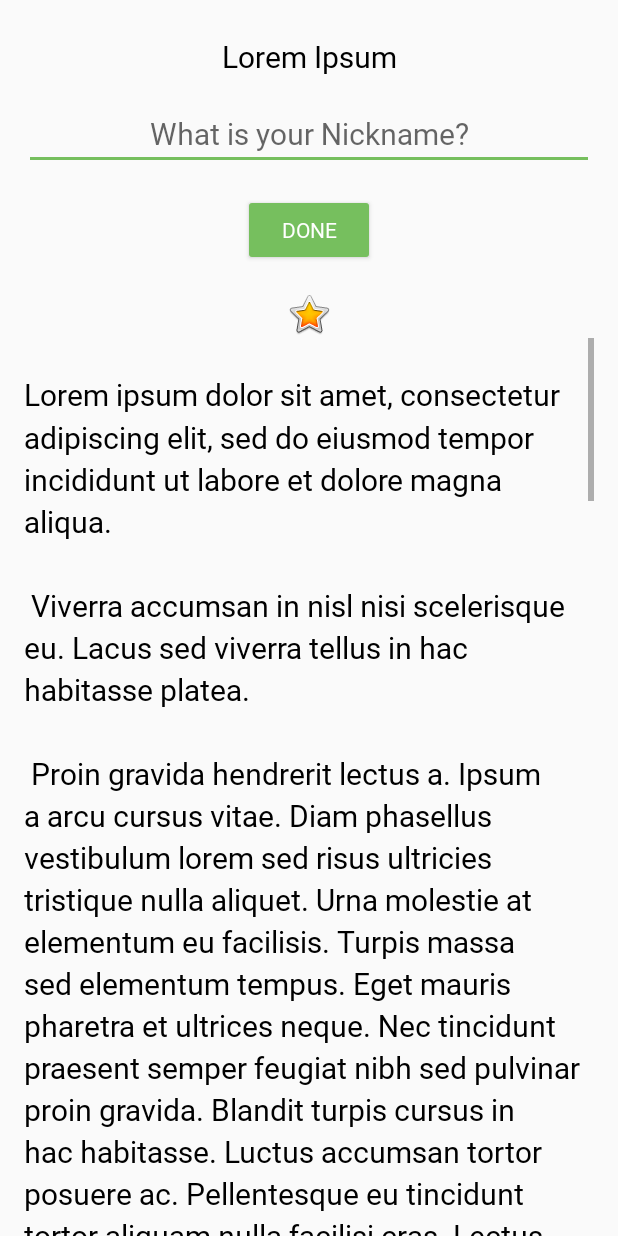
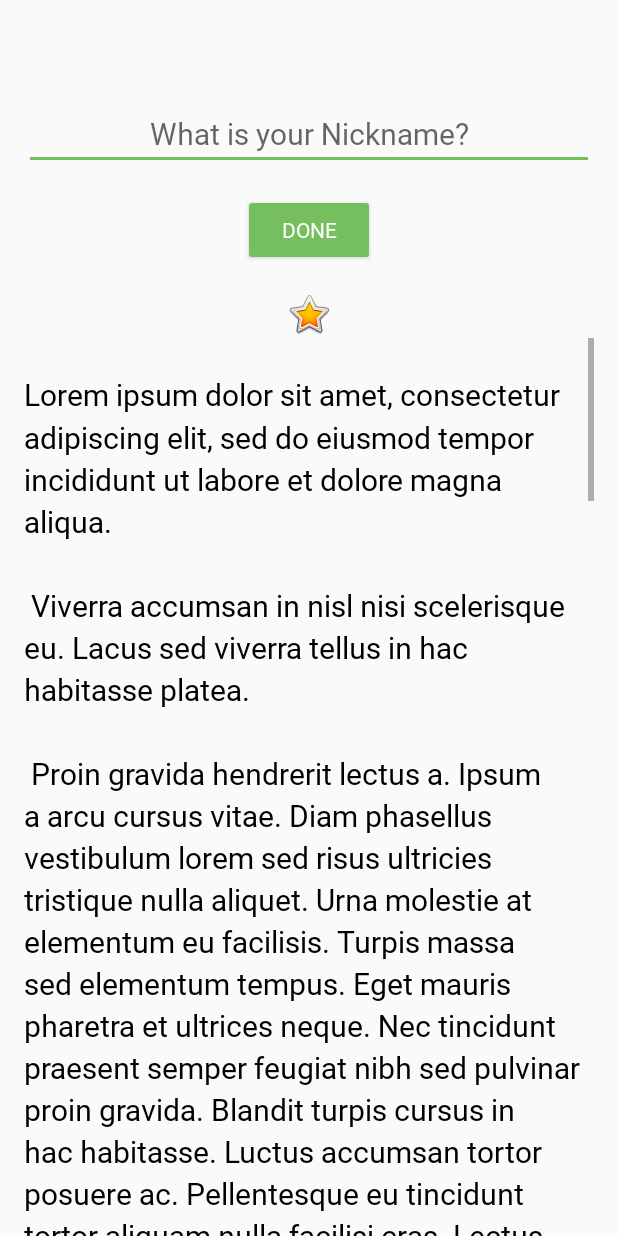
Before and after one commit to mk-hill/android-practice, an Android app: the layout activity_main.xml on its own in the app's theme, with its tools: preview values and no code run, on a phone screen of 412 x 824 dp. Run offline under Robolectric (Android 15) with nearby library versions, the phone set to English and light mode, and no system bars.

Commit message:
Set up data binding for name and nickname

```diff
--- a/AboutMe/app/build.gradle
+++ b/AboutMe/app/build.gradle
@@ -23,6 +23,10 @@ android {
         }
     }
 
+    dataBinding {
+        enabled = true
+    }
+
 }
 
 dependencies {
--- /dev/null
+++ b/AboutMe/app/src/main/java/com/example/aboutme/MyName.kt
@@ -0,0 +1,3 @@
+package com.example.aboutme
+
+data class MyName(var name: String = "", var nickname: String = "")
--- a/AboutMe/app/src/main/res/layout/activity_main.xml
+++ b/AboutMe/app/src/main/res/layout/activity_main.xml
@@ -1,6 +1,15 @@
 <?xml version="1.0" encoding="utf-8"?>
-<LinearLayout xmlns:android="http://schemas.android.com/apk/res/android"
-    xmlns:app="http://schemas.android.com/apk/res-auto"
+<layout
+    xmlns:android="http://schemas.android.com/apk/res/android"
+    xmlns:app="http://schemas.android.com/apk/res-auto">
+
+    <data>
+        <variable
+            name="myName"
+            type="com.example.aboutme.MyName" />
+    </data>
+
+    <LinearLayout
         android:layout_width="match_parent"
         android:layout_height="match_parent"
         android:orientation="vertical"
@@ -13,7 +22,7 @@
             style="@style/NameStyle"
             android:layout_width="match_parent"
             android:layout_height="wrap_content"
-        android:text="@string/name"
+            android:text="@={myName.name}"
             android:textAlignment="center" />
 
         <EditText
@@ -38,6 +47,7 @@
 
         <TextView
             android:id="@+id/nickname_text"
+            android:text="@={myName.nickname}"
             style="@style/NameStyle"
             android:layout_width="match_parent"
             android:layout_height="wrap_content"
@@ -67,3 +77,4 @@
                 android:text="@string/bio" />
         </ScrollView>
     </LinearLayout>
+</layout>
```
Also changed, not shown: AboutMe/app/src/main/java/com/example/aboutme/MainActivity.kt (+15 -14 lines). Lines whose indentation alone changed are shown as unchanged.
